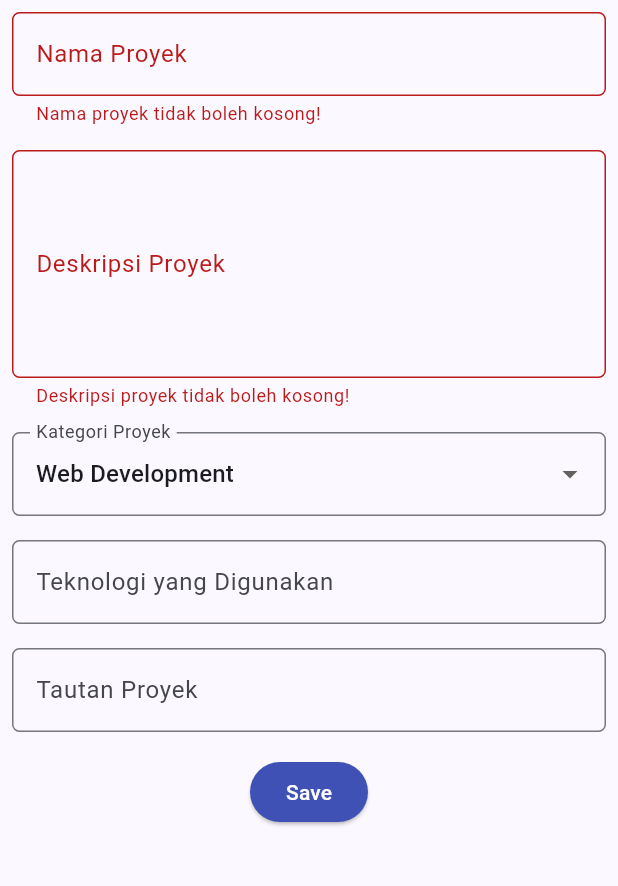
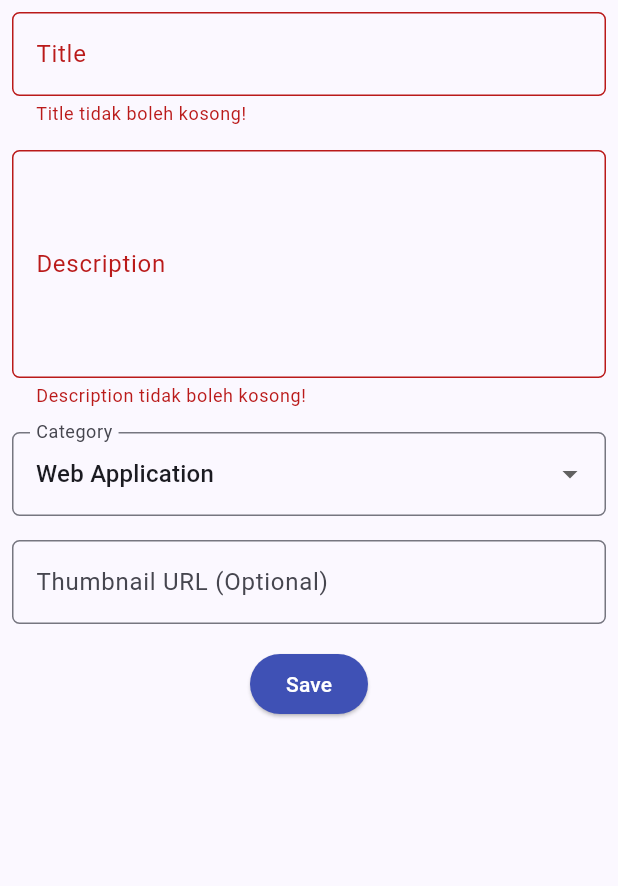
Before and after one commit to adreezadamica/myportofolio_mobile, a Flutter app: the ProjectFormPage screen opened directly, after a tap on "Save", on a phone screen of 412 x 824 dp, the part 84-970 px from its top. Run offline on Flutter 3.47's test engine with Material 3 defaults, Android fonts, the phone set to English and light mode, and no system bars; our stand-ins replace material_ui; generated files the repository leaves out were written again.

Commit message:
feat(auth): guard add project and submit form to api with token

```diff
--- a/lib/screens/project_form.dart
+++ b/lib/screens/project_form.dart
@@ -1,5 +1,10 @@
 import 'package:material_ui/material_ui.dart';
+import 'package:myportofolio_mobile/models/project.dart';
+import 'package:myportofolio_mobile/services/api_client.dart';
+import 'package:myportofolio_mobile/services/auth_state.dart';
+import 'package:myportofolio_mobile/widgets/auth_guard.dart';
 import 'package:myportofolio_mobile/widgets/left_drawer.dart';
+import 'package:provider/provider.dart';
 
 class ProjectFormPage extends StatefulWidget {
   const ProjectFormPage({super.key});
@@ -10,27 +15,102 @@ class ProjectFormPage extends StatefulWidget {
 
 class _ProjectFormPageState extends State<ProjectFormPage> {
   final _formKey = GlobalKey<FormState>();
-  String _projectName = "";
+  String _title = "";
   String _description = "";
-  String _category = "Web Development"; // default
-  String _technologies = "";
-  String _projectLink = "";
+  String _category = "web";
+  String _thumbnail = "";
+  bool _isSubmitting = false;
 
-  final List<String> _categories = [
-    'Web Development',
-    'Mobile Development',
-    'Machine Learning',
-    'Data Science',
-    'Other',
-  ];
+  // Kunci = nilai yang dikirim ke API, nilai = teks yang ditampilkan.
+  final Map<String, String> _categories = {
+    'web': 'Web Application',
+    'mobile': 'Mobile Application',
+    'ai-ml': 'AI / Machine Learning',
+    'robotics': 'Robotics / IoT',
+    'desktop': 'Desktop App',
+    'cli-script': 'CLI / Automation Script',
+    'game': 'Game Development',
+    'other': 'Other',
+  };
+
+  Future<void> _submit() async {
+    if (!_formKey.currentState!.validate()) return;
+
+    final allowed = await ensureLoggedIn(context);
+    if (!allowed || !mounted) return;
+
+    final api = context.read<ApiClient>();
+    final auth = context.read<AuthState>();
+    final token = auth.token;
+    if (token == null) return;
+
+    setState(() {
+      _isSubmitting = true;
+    });
+
+    try {
+      final thumbnail = _thumbnail.trim();
+      final newProject = Project(
+        title: _title.trim(),
+        description: _description.trim(),
+        category: _category,
+        thumbnail: thumbnail.isEmpty ? null : thumbnail,
+      );
+      await api.createProject(newProject, token: token);
+      if (!mounted) return;
+
+      await showDialog(
+        context: context,
+        builder: (context) {
+          return AlertDialog(
+            title: const Text('Proyek berhasil ditambahkan!'),
+            content: Text(_title.trim()),
+            actions: [
+              TextButton(
+                child: const Text('OK'),
+                onPressed: () => Navigator.pop(context),
+              ),
+            ],
+          );
+        },
+      );
+      if (!mounted) return;
+
+      _formKey.currentState!.reset();
+      setState(() {
+        _title = "";
+        _description = "";
+        _category = "web";
+        _thumbnail = "";
+      });
+    } on ApiException catch (e) {
+      if (!mounted) return;
+      if (e.statusCode == 401) {
+        await auth.logout();
+        if (!mounted) return;
+        ScaffoldMessenger.of(context).showSnackBar(
+          const SnackBar(content: Text('Sesi habis, silakan login ulang.')),
+        );
+        await ensureLoggedIn(context);
+      } else {
+        ScaffoldMessenger.of(context).showSnackBar(
+          SnackBar(content: Text('Gagal menyimpan proyek (${e.statusCode}).')),
+        );
+      }
+    } finally {
+      if (mounted) {
+        setState(() {
+          _isSubmitting = false;
+        });
+      }
+    }
+  }
 
   @override
   Widget build(BuildContext context) {
     return Scaffold(
       appBar: AppBar(
-        title: const Center(
-          child: Text('Add Project Form'),
-        ),
+        title: const Center(child: Text('Add Project Form')),
         backgroundColor: Theme.of(context).colorScheme.primary,
         foregroundColor: Colors.white,
       ),
@@ -41,25 +121,25 @@ class _ProjectFormPageState extends State<ProjectFormPage> {
           child: Column(
             crossAxisAlignment: CrossAxisAlignment.start,
             children: [
-            // === Project Name ===
+              // === Title ===
               Padding(
                 padding: const EdgeInsets.all(8.0),
                 child: TextFormField(
                   decoration: InputDecoration(
-                  hintText: "Nama Proyek",
-                  labelText: "Nama Proyek",
+                    hintText: "Title",
+                    labelText: "Title",
                     border: OutlineInputBorder(
                       borderRadius: BorderRadius.circular(5.0),
                     ),
                   ),
                   onChanged: (String? value) {
                     setState(() {
-                    _projectName = value!;
+                      _title = value!;
                     });
                   },
                   validator: (String? value) {
                     if (value == null || value.trim().isEmpty) {
-                    return "Nama proyek tidak boleh kosong!";
+                      return "Title tidak boleh kosong!";
                     }
                     return null;
                   },
@@ -72,8 +152,8 @@ class _ProjectFormPageState extends State<ProjectFormPage> {
                 child: TextFormField(
                   maxLines: 5,
                   decoration: InputDecoration(
-                  hintText: "Deskripsi Proyek",
-                  labelText: "Deskripsi Proyek",
+                    hintText: "Description",
+                    labelText: "Description",
                     border: OutlineInputBorder(
                       borderRadius: BorderRadius.circular(5.0),
                     ),
@@ -85,7 +165,7 @@ class _ProjectFormPageState extends State<ProjectFormPage> {
                   },
                   validator: (String? value) {
                     if (value == null || value.trim().isEmpty) {
-                    return "Deskripsi proyek tidak boleh kosong!";
+                      return "Description tidak boleh kosong!";
                     }
                     return null;
                   },
@@ -97,16 +177,16 @@ class _ProjectFormPageState extends State<ProjectFormPage> {
                 padding: const EdgeInsets.all(8.0),
                 child: DropdownButtonFormField<String>(
                   decoration: InputDecoration(
-                  labelText: "Kategori Proyek",
+                    labelText: "Category",
                     border: OutlineInputBorder(
                       borderRadius: BorderRadius.circular(5.0),
                     ),
                   ),
                   initialValue: _category,
-                items: _categories
-                    .map((category) => DropdownMenuItem(
-                          value: category,
-                          child: Text(category),
+                  items: _categories.entries
+                      .map((entry) => DropdownMenuItem(
+                            value: entry.key,
+                            child: Text(entry.value),
                           ))
                       .toList(),
                   onChanged: (String? newValue) {
@@ -117,40 +197,30 @@ class _ProjectFormPageState extends State<ProjectFormPage> {
                 ),
               ),
 
-            // === Technologies ===
+              // === Thumbnail URL (opsional) ===
               Padding(
                 padding: const EdgeInsets.all(8.0),
                 child: TextFormField(
                   decoration: InputDecoration(
-                  hintText: "Contoh: Flutter, Django, Figma",
-                  labelText: "Teknologi yang Digunakan",
+                    hintText: "https://... (opsional)",
+                    labelText: "Thumbnail URL (Optional)",
                     border: OutlineInputBorder(
                       borderRadius: BorderRadius.circular(5.0),
                     ),
                   ),
                   onChanged: (String? value) {
                     setState(() {
-                    _technologies = value!;
+                      _thumbnail = value!;
                     });
                   },
-              ),
-            ),
-
-            // === Project Link ===
-            Padding(
-              padding: const EdgeInsets.all(8.0),
-              child: TextFormField(
-                decoration: InputDecoration(
-                  hintText: "URL Proyek (opsional)",
-                  labelText: "Tautan Proyek",
-                  border: OutlineInputBorder(
-                    borderRadius: BorderRadius.circular(5.0),
-                  ),
-                ),
-                onChanged: (String? value) {
-                  setState(() {
-                    _projectLink = value!;
-                  });
+                  validator: (String? value) {
+                    final text = value?.trim() ?? '';
+                    if (text.isEmpty) return null;
+                    final uri = Uri.tryParse(text);
+                    final valid = uri != null &&
+                        (uri.scheme == 'http' || uri.scheme == 'https') &&
+                        uri.host.isNotEmpty;
+                    return valid ? null : "Format URL tidak valid!";
                   },
                 ),
               ),
@@ -164,40 +234,14 @@ class _ProjectFormPageState extends State<ProjectFormPage> {
                     style: ButtonStyle(
                       backgroundColor: WidgetStateProperty.all(Colors.indigo),
                     ),
-                  onPressed: () {
-                    if (_formKey.currentState!.validate()) {
-                      showDialog(
-                        context: context,
-                        builder: (context) {
-                          return AlertDialog(
-                            title: const Text('Proyek berhasil ditambahkan!'),
-                            content: SingleChildScrollView(
-                              child: Column(
-                                crossAxisAlignment: CrossAxisAlignment.start,
-                                children: [
-                                  Text('Nama Proyek: $_projectName'),
-                                  Text('Deskripsi: $_description'),
-                                  Text('Kategori: $_category'),
-                                  Text('Teknologi: $_technologies'),
-                                  Text('Tautan: $_projectLink'),
-                                ],
-                              ),
-                            ),
-                            actions: [
-                              TextButton(
-                                child: const Text('OK'),
-                                onPressed: () {
-                                  Navigator.pop(context);
-                                  _formKey.currentState!.reset();
-                                },
-                              ),
-                            ],
-                          );
-                        },
-                      );
-                    }
-                  },
-                  child: const Text(
+                    onPressed: _isSubmitting ? null : _submit,
+                    child: _isSubmitting
+                        ? const SizedBox(
+                            height: 20,
+                            width: 20,
+                            child: CircularProgressIndicator(strokeWidth: 2),
+                          )
+                        : const Text(
                             "Save",
                             style: TextStyle(color: Colors.white),
                           ),
--- a/lib/widgets/left_drawer.dart
+++ b/lib/widgets/left_drawer.dart
@@ -1,13 +1,19 @@
 import 'package:material_ui/material_ui.dart';
+import 'package:myportofolio_mobile/screens/experience_form.dart';
+import 'package:myportofolio_mobile/screens/login_screen.dart';
 import 'package:myportofolio_mobile/screens/menu.dart';
 import 'package:myportofolio_mobile/screens/project_form.dart';
-import 'package:myportofolio_mobile/screens/experience_form.dart';
+import 'package:myportofolio_mobile/services/auth_state.dart';
+import 'package:myportofolio_mobile/widgets/auth_guard.dart';
+import 'package:provider/provider.dart';
 
 class LeftDrawer extends StatelessWidget {
   const LeftDrawer({super.key});
 
   @override
   Widget build(BuildContext context) {
+    final isLoggedIn = context.watch<AuthState>().isLoggedIn;
+
     return Drawer(
       child: ListView(
         children: [
@@ -47,7 +53,9 @@ class LeftDrawer extends StatelessWidget {
           ListTile(
             leading: const Icon(Icons.add_circle_outline),
             title: const Text('Add Project'),
-            onTap: () {
+            onTap: () async {
+              final allowed = await ensureLoggedIn(context);
+              if (!allowed || !context.mounted) return;
               Navigator.push(
                 context,
                 MaterialPageRoute(builder: (context) => const ProjectFormPage()),
@@ -61,10 +69,38 @@ class LeftDrawer extends StatelessWidget {
             onTap: () {
               Navigator.push(
                 context,
-                MaterialPageRoute(builder: (context) => const ExperienceFormPage()),
+                MaterialPageRoute(
+                  builder: (context) => const ExperienceFormPage(),
+                ),
               );
             },
           ),
+
+          if (!isLoggedIn)
+            ListTile(
+              leading: const Icon(Icons.login),
+              title: const Text('Login'),
+              onTap: () {
+                Navigator.push(
+                  context,
+                  MaterialPageRoute(builder: (context) => const LoginScreen()),
+                );
+              },
+            )
+          else
+            ListTile(
+              leading: const Icon(Icons.logout),
+              title: const Text('Logout'),
+              onTap: () async {
+                final auth = context.read<AuthState>();
+                final messenger = ScaffoldMessenger.of(context);
+                Navigator.pop(context);
+                await auth.logout();
+                messenger.showSnackBar(
+                  const SnackBar(content: Text('Kamu berhasil logout.')),
+                );
+              },
+            ),
         ],
       ),
     );
```
Also changed, not shown: lib/widgets/project_card.dart (+38 -16 lines). Lines whose indentation alone changed are shown as unchanged.
